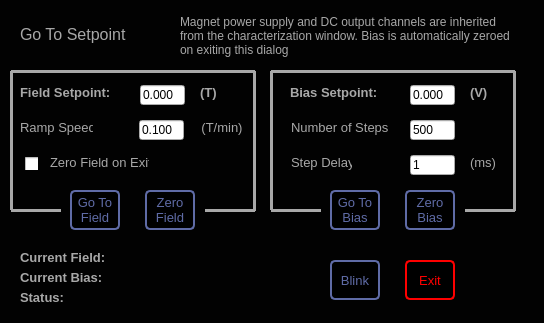
Old version of the form Scanner GUI/nSOTCharacterizer/gotoSetpoint.ui in the repository afylab/nanoSQUID-Scanning-Software.
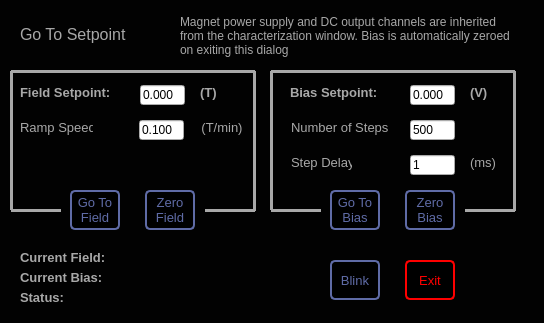
New version of the form.

```diff
--- a/Scanner GUI/nSOTCharacterizer/gotoSetpoint.ui
+++ b/Scanner GUI/nSOTCharacterizer/gotoSetpoint.ui
@@ -736,35 +736,6 @@
     <string>&lt;html&gt;&lt;head/&gt;&lt;body&gt;&lt;p&gt;&lt;span style=&quot; font-size:10pt; font-weight:600; color:#a8a8a8;&quot;&gt;Current Bias:&lt;/span&gt;&lt;/p&gt;&lt;/body&gt;&lt;/html&gt;</string>
    </property>
   </widget>
-  <widget class="QCheckBox" name="zeroFieldChk">
-   <property name="geometry">
-    <rect>
-     <x>25</x>
-     <y>157</y>
-     <width>13</width>
-     <height>13</height>
-    </rect>
-   </property>
-   <property name="text">
-    <string/>
-   </property>
-  </widget>
-  <widget class="QLabel" name="label_39">
-   <property name="geometry">
-    <rect>
-     <x>50</x>
-     <y>155</y>
-     <width>99</width>
-     <height>16</height>
-    </rect>
-   </property>
-   <property name="text">
-    <string>&lt;html&gt;&lt;head/&gt;&lt;body&gt;&lt;p&gt;&lt;span style=&quot; font-size:10pt; color:#a8a8a8;&quot;&gt;Zero Field on Exit&lt;/span&gt;&lt;/p&gt;&lt;/body&gt;&lt;/html&gt;</string>
-   </property>
-   <property name="alignment">
-    <set>Qt::AlignCenter</set>
-   </property>
-  </widget>
  </widget>
  <resources/>
  <connections/>
```
